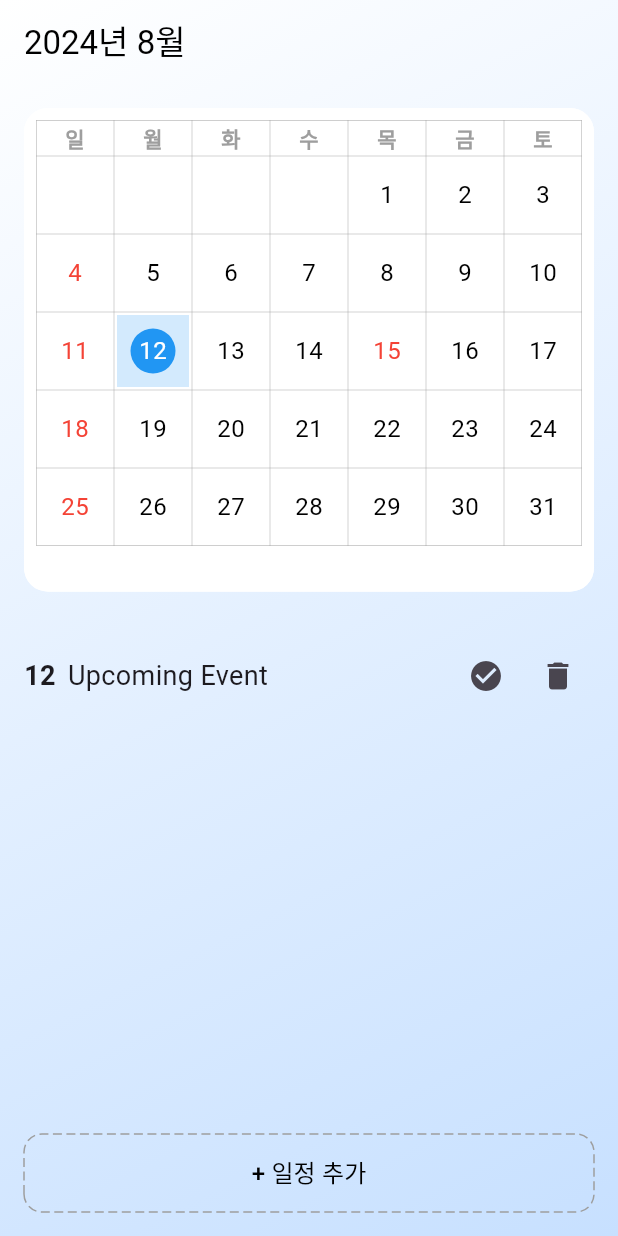
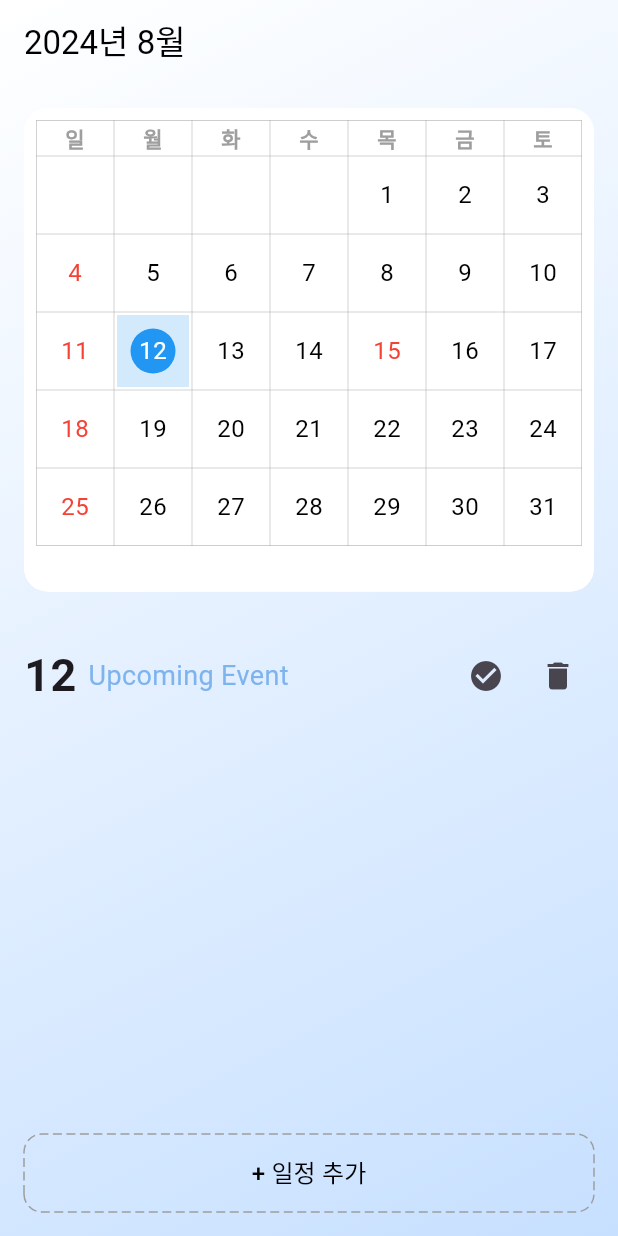
Before and after one commit to luckydut97/flutter-custom-calendar-applestyle-practice, a Flutter app: the screen it shows after launch, on a phone screen of 412 x 824 dp. Run offline on Flutter 3.47's test engine with Material 3 defaults, Android fonts, the phone set to English and light mode, and no system bars; drawn by our look-alikes of dotted_border.

Commit message:
코드를 모듈화하고 각각의 클래스를 별도의 파일로 분리함. task_manager.dart: TaskManager 관련 코드, calendar_month.dart: CalendarMonth 관련 코드, main_screen.dart: MainScreen 관련 코드

```diff
--- /dev/null
+++ b/lib/calendar_month.dart
@@ -0,0 +1,133 @@
+import 'package:flutter/material.dart';
+import 'package:provider/provider.dart';
+import 'calendar_model.dart';
+
+class CalendarMonth extends StatelessWidget {
+  final DateTime date;
+
+  CalendarMonth({required this.date});
+
+  List<TableRow> _buildCalendar(BuildContext context) {
+    final model = Provider.of<CalendarModel>(context);
+    List<TableRow> calendarRows = [];
+    List<String> weekdays = ['일', '월', '화', '수', '목', '금', '토'];
+
+    calendarRows.add(
+      TableRow(
+        children: weekdays.map((day) {
+          return Container(
+            padding: const EdgeInsets.all(2.0),
+            child: Align(
+              alignment: Alignment.center,
+              child: Text(
+                day,
+                style: TextStyle(
+                  fontWeight: FontWeight.bold,
+                  color: Colors.grey,
+                ),
+              ),
+            ),
+          );
+        }).toList(),
+      ),
+    );
+
+    DateTime firstDayOfMonth = DateTime(date.year, date.month, 1);
+    int daysInMonth = DateTime(date.year, date.month + 1, 0).day;
+    int startDayOfWeek = firstDayOfMonth.weekday % 7;
+
+    List<Widget> dayWidgets = List.generate(startDayOfWeek, (_) => Container());
+
+    for (int day = 1; day <= daysInMonth; day++) {
+      DateTime dayDate = DateTime(date.year, date.month, day);
+      bool isSelected = model.isSelectedDate(dayDate);
+      bool isInDragRange = model.isInDragRange(dayDate);
+      bool isToday = model.isToday(dayDate);
+      bool isHoliday = model.isHoliday(dayDate);
+      Color textColor = isHoliday ? Colors.red : (dayDate.weekday % 7 == 0) ? Colors.red : Colors.black;
+
+      dayWidgets.add(
+        GestureDetector(
+          onTap: () {
+            model.setSelectedDate(dayDate);
+          },
+          onLongPressStart: (_) => model.setDragStartDate(dayDate),
+          onLongPressMoveUpdate: (details) => _handleLongPressMoveUpdate(details, context, dayWidgets, startDayOfWeek, model),
+          onLongPressEnd: (_) => model.resetDragDates(),
+          child: _buildDayContainer(day, isSelected, isInDragRange, isToday, model.isBlinking, textColor),
+        ),
+      );
+    }
+
+    for (int i = 0; i < dayWidgets.length; i += 7) {
+      calendarRows.add(
+        TableRow(
+          children: List.generate(7, (index) {
+            return i + index < dayWidgets.length ? dayWidgets[i + index] : Container();
+          }),
+        ),
+      );
+    }
+
+    return calendarRows;
+  }
+
+  void _handleLongPressMoveUpdate(LongPressMoveUpdateDetails details, BuildContext context, List<Widget> dayWidgets, int startDayOfWeek, CalendarModel model) {
+    RenderBox box = context.findRenderObject() as RenderBox;
+    Offset localPosition = box.globalToLocal(details.globalPosition);
+    int columnIndex = localPosition.dx ~/ (box.size.width / 7);
+    int rowIndex = localPosition.dy ~/ (box.size.height / 6);
+    int index = rowIndex * 7 + columnIndex;
+    if (index >= 0 && index < dayWidgets.length) {
+      DateTime endDate = DateTime(date.year, date.month, index - startDayOfWeek + 1);
+      model.setDragEndDate(endDate);
+    }
+  }
+
+  Widget _buildDayContainer(int day, bool isSelected, bool isInDragRange, bool isToday, bool isBlinking, Color textColor) {
+    return AspectRatio(
+      aspectRatio: 1.0,
+      child: AnimatedContainer(
+        duration: Duration(milliseconds: isBlinking ? 100 : 200),
+        margin: EdgeInsets.all(2.0),
+        decoration: BoxDecoration(
+          border: Border.all(color: Colors.transparent),
+          color: isSelected || isInDragRange ? Colors.blue.withOpacity(0.2) : Colors.transparent,
+        ),
+        child: Stack(
+          alignment: Alignment.center,
+          children: [
+            if (isToday)
+              Container(
+                width: 30.0,
+                height: 30.0,
+                decoration: BoxDecoration(
+                  color: Colors.blue,
+                  shape: BoxShape.circle,
+                ),
+              ),
+            Text(
+              day.toString(),
+              style: TextStyle(
+                color: isToday ? Colors.white : textColor,
+                fontSize: 16,
+              ),
+            ),
+          ],
+        ),
+      ),
+    );
+  }
+
+  @override
+  Widget build(BuildContext context) {
+    return Container(
+      color: Colors.white,
+      padding: const EdgeInsets.all(8.0),
+      child: Table(
+        border: TableBorder.all(color: Colors.grey, width: 0.3),
+        children: _buildCalendar(context),
+      ),
+    );
+  }
+}
--- a/lib/main_screen.dart
+++ b/lib/main_screen.dart
@@ -2,7 +2,8 @@ import 'package:flutter/material.dart';
 import 'package:intl/intl.dart';
 import 'package:provider/provider.dart';
 import 'calendar_model.dart';
-import 'task_manager.dart'; // TaskManager 파일을 import
+import 'task_manager.dart';
+import 'calendar_month.dart';
 
 class MainScreen extends StatelessWidget {
   @override
@@ -14,8 +15,8 @@ class MainScreen extends StatelessWidget {
             begin: Alignment.topLeft,
             end: Alignment.bottomRight,
             colors: [
-              Color(0xFFFFFFFF), // 시작 색상
-              Color(0xFFC7E0FF), // 끝 색상
+              Color(0xFFFFFFFF),
+              Color(0xFFC7E0FF),
             ],
           ),
         ),
@@ -31,22 +32,22 @@ class MainScreen extends StatelessWidget {
                     );
                   },
                 ),
-                backgroundColor: Colors.transparent, // AppBar의 배경색을 투명하게 설정
-                elevation: 0, // 그림자 제거
+                backgroundColor: Colors.transparent,
+                elevation: 0,
               ),
               Expanded(
                 flex: 6,
                 child: Consumer<CalendarModel>(
                   builder: (context, model, child) {
                     return Padding(
-                      padding: const EdgeInsets.all(16.0), // 외부 패딩 추가
+                      padding: const EdgeInsets.all(16.0),
                       child: Container(
                         decoration: BoxDecoration(
-                          color: Colors.white, // 컨테이너 배경색 설정
-                          borderRadius: BorderRadius.circular(16.0), // 모서리를 둥글게 설정
+                          color: Colors.white,
+                          borderRadius: BorderRadius.circular(16.0),
                         ),
                         child: ClipRRect(
-                          borderRadius: BorderRadius.circular(16.0), // 모서리를 둥글게 잘라내기
+                          borderRadius: BorderRadius.circular(16.0),
                           child: PageView.builder(
                             controller: PageController(initialPage: model.currentPageIndex),
                             onPageChanged: (pageIndex) {
@@ -58,7 +59,7 @@ class MainScreen extends StatelessWidget {
                                 model.currentDate.month + (index - model.currentPageIndex),
                                 1,
                               );
-                              return CalendarMonth(date: date); // CalendarMonth 위젯을 사용
+                              return CalendarMonth(date: date);
                             },
                           ),
                         ),
@@ -72,8 +73,7 @@ class MainScreen extends StatelessWidget {
                 child: Consumer<CalendarModel>(
                   builder: (context, model, child) {
                     return TaskManager(
-                      selectedDate: model.selectedDate, // 선택된 날짜를 TaskManager로 전달
-                      model: model,
+                      selectedDate: model.selectedDate,
                     );
                   },
                 ),
@@ -85,136 +85,3 @@ class MainScreen extends StatelessWidget {
     );
   }
 }
-
-
-
-
-class CalendarMonth extends StatelessWidget {
-  final DateTime date;
-
-  CalendarMonth({required this.date});
-
-  List<TableRow> _buildCalendar(BuildContext context) {
-    final model = Provider.of<CalendarModel>(context);
-    List<TableRow> calendarRows = [];
-    List<String> weekdays = ['일', '월', '화', '수', '목', '금', '토'];
-
-    calendarRows.add(
-      TableRow(
-        children: weekdays.map((day) {
-          return Container(
-            padding: const EdgeInsets.all(2.0),
-            child: Align(
-              alignment: Alignment.center,
-              child: Text(
-                day,
-                style: TextStyle(
-                  fontWeight: FontWeight.bold,
-                  color: Colors.grey,
-                ),
-              ),
-            ),
-          );
-        }).toList(),
-      ),
-    );
-
-    DateTime firstDayOfMonth = DateTime(date.year, date.month, 1);
-    int daysInMonth = DateTime(date.year, date.month + 1, 0).day;
-    int startDayOfWeek = firstDayOfMonth.weekday % 7;
-
-    List<Widget> dayWidgets = List.generate(startDayOfWeek, (_) => Container());
-
-    for (int day = 1; day <= daysInMonth; day++) {
-      DateTime dayDate = DateTime(date.year, date.month, day);
-      bool isSelected = model.isSelectedDate(dayDate);
-      bool isInDragRange = model.isInDragRange(dayDate);
-      bool isToday = model.isToday(dayDate);
-      bool isHoliday = model.isHoliday(dayDate);
-      Color textColor = isHoliday ? Colors.red : (dayDate.weekday % 7 == 0) ? Colors.red : Colors.black;
-
-      dayWidgets.add(
-        GestureDetector(
-          onTap: () {
-            model.setSelectedDate(dayDate);
-          },
-          onLongPressStart: (_) => model.setDragStartDate(dayDate),
-          onLongPressMoveUpdate: (details) => _handleLongPressMoveUpdate(details, context, dayWidgets, startDayOfWeek, model),
-          onLongPressEnd: (_) => model.resetDragDates(),
-          child: _buildDayContainer(day, isSelected, isInDragRange, isToday, model.isBlinking, textColor),
-        ),
-      );
-    }
-
-    for (int i = 0; i < dayWidgets.length; i += 7) {
-      calendarRows.add(
-        TableRow(
-          children: List.generate(7, (index) {
-            return i + index < dayWidgets.length ? dayWidgets[i + index] : Container();
-          }),
-        ),
-      );
-    }
-
-    return calendarRows;
-  }
-
-  void _handleLongPressMoveUpdate(LongPressMoveUpdateDetails details, BuildContext context, List<Widget> dayWidgets, int startDayOfWeek, CalendarModel model) {
-    RenderBox box = context.findRenderObject() as RenderBox;
-    Offset localPosition = box.globalToLocal(details.globalPosition);
-    int columnIndex = localPosition.dx ~/ (box.size.width / 7);
-    int rowIndex = localPosition.dy ~/ (box.size.height / 6);
-    int index = rowIndex * 7 + columnIndex;
-    if (index >= 0 && index < dayWidgets.length) {
-      DateTime endDate = DateTime(date.year, date.month, index - startDayOfWeek + 1);
-      model.setDragEndDate(endDate);
-    }
-  }
-
-  Widget _buildDayContainer(int day, bool isSelected, bool isInDragRange, bool isToday, bool isBlinking, Color textColor) {
-    return AspectRatio(
-      aspectRatio: 1.0, // 정사각형 비율 유지
-      child: AnimatedContainer(
-        duration: Duration(milliseconds: isBlinking ? 100 : 200),
-        margin: EdgeInsets.all(2.0),
-        decoration: BoxDecoration(
-          border: Border.all(color: Colors.transparent),
-          color: isSelected || isInDragRange ? Colors.blue.withOpacity(0.2) : Colors.transparent,
-        ),
-        child: Stack(
-          alignment: Alignment.center, // 중앙 정렬
-          children: [
-            if (isToday)
-              Container(
-                width: 30.0,
-                height: 30.0,
-                decoration: BoxDecoration(
-                  color: Colors.blue,
-                  shape: BoxShape.circle,
-                ),
-              ),
-            Text(
-              day.toString(),
-              style: TextStyle(
-                color: isToday ? Colors.white : textColor,
-                fontSize: 16,
-              ),
-            ),
-          ],
-        ),
-      ),
-    );
-  }
-
-  @override
-  Widget build(BuildContext context) {
-    return Container(
-      color: Colors.white,
-      padding: const EdgeInsets.all(8.0),
-      child: Table(
-        border: TableBorder.all(color: Colors.grey, width: 0.3), // 테두리 색상과 두께 추가
-        children: _buildCalendar(context),
-      ),
-    );
-  }
-}
--- a/lib/task_manager.dart
+++ b/lib/task_manager.dart
@@ -1,22 +1,19 @@
 import 'package:flutter/material.dart';
-import 'package:dotted_border/dotted_border.dart'; // DottedBorder 패키지 import
-import 'package:intl/intl.dart';
-import 'calendar_model.dart';
+import 'package:dotted_border/dotted_border.dart';
 
 class TaskManager extends StatefulWidget {
   final DateTime selectedDate;
-  final CalendarModel model;
 
-  TaskManager({required this.selectedDate, required this.model});
+  TaskManager({required this.selectedDate});
 
   @override
   _TaskManagerState createState() => _TaskManagerState();
 }
 
 class _TaskManagerState extends State<TaskManager> {
-  List<String> _tasks = []; // 할 일 목록을 저장할 리스트
-  List<bool> _selectedTasks = []; // 선택된 할 일을 추적하는 리스트
-  List<bool> _completedTasks = []; // 완료된 할 일을 추적하는 리스트
+  List<String> _tasks = [];
+  List<bool> _selectedTasks = [];
+  List<bool> _completedTasks = [];
 
   void _addTask(String task) {
     setState(() {
@@ -102,10 +99,10 @@ class _TaskManagerState extends State<TaskManager> {
   @override
   Widget build(BuildContext context) {
     return Container(
-      width: MediaQuery.of(context).size.width, // 가로로 화면을 꽉 채우도록 설정
+      width: MediaQuery.of(context).size.width,
       padding: EdgeInsets.all(16.0),
       decoration: BoxDecoration(
-        color: Colors.transparent, // 배경을 투명하게 설정하여 그라데이션이 그대로 보이도록 함
+        color: Colors.transparent,
         borderRadius: BorderRadius.vertical(top: Radius.circular(16.0)),
       ),
       child: Column(
@@ -116,18 +113,19 @@ class _TaskManagerState extends State<TaskManager> {
               Row(
                 children: [
                   Text(
-                    '${widget.selectedDate.day}', // 선택한 날의 숫자만 표시
+                    '${widget.selectedDate.day}',
                     style: TextStyle(
-                      fontSize: 18,
+                      fontSize: 30,
                       fontWeight: FontWeight.bold,
                     ),
                   ),
-                  SizedBox(width: 8), // 숫자와 텍스트 사이에 간격 추가
+                  SizedBox(width: 8),
                   Text(
-                    'Upcoming Event', // 오른쪽에 "Upcoming Event" 텍스트 추가
+                    'Upcoming Event',
                     style: TextStyle(
                       fontSize: 18,
                       fontWeight: FontWeight.normal,
+                      color: Color(0xFF7EB4EE),
                     ),
                   ),
                 ],
@@ -156,9 +154,9 @@ class _TaskManagerState extends State<TaskManager> {
                     children: [
                       Container(
                         width: 10.0,
-                        height: 40.0, // 고정된 높이 설정
+                        height: 40.0,
                         decoration: BoxDecoration(
-                          color: Colors.blue, // 파란색 바
+                          color: Color(0xFF7EB4EE),
                           borderRadius: BorderRadius.only(
                             topLeft: Radius.circular(12.0),
                             bottomLeft: Radius.circular(12.0),
@@ -167,7 +165,7 @@ class _TaskManagerState extends State<TaskManager> {
                       ),
                       Expanded(
                         child: Container(
-                          height: 40.0, // 고정된 높이 설정
+                          height: 40.0,
                           decoration: BoxDecoration(
                             color: Colors.white,
                             borderRadius: BorderRadius.only(
@@ -179,7 +177,7 @@ class _TaskManagerState extends State<TaskManager> {
                                 color: Colors.grey.withOpacity(0.3),
                                 spreadRadius: 1,
                                 blurRadius: 2,
-                                offset: Offset(0, 2), // 그림자가 적용될 위치
+                                offset: Offset(0, 2),
                               ),
                             ],
                           ),
@@ -211,21 +209,20 @@ class _TaskManagerState extends State<TaskManager> {
                     ],
                   ),
                 );
-
               },
             ),
           ),
           Container(
-            margin: EdgeInsets.only(top: 8.0), // 위에 약간의 간격 추가
+            margin: EdgeInsets.only(top: 8.0),
             child: Row(
               children: [
                 Expanded(
                   child: DottedBorder(
                     borderType: BorderType.RRect,
                     radius: Radius.circular(12.0),
-                    dashPattern: [6, 3], // 점선 패턴 설정 (길이 6, 간격 3)
-                    color: Colors.grey, // 점선 색상
-                    strokeWidth: 1, // 점선 두께
+                    dashPattern: [6, 3],
+                    color: Colors.grey,
+                    strokeWidth: 1,
                     child: OutlinedButton(
                       style: OutlinedButton.styleFrom(
                         backgroundColor: Colors.transparent,
```
